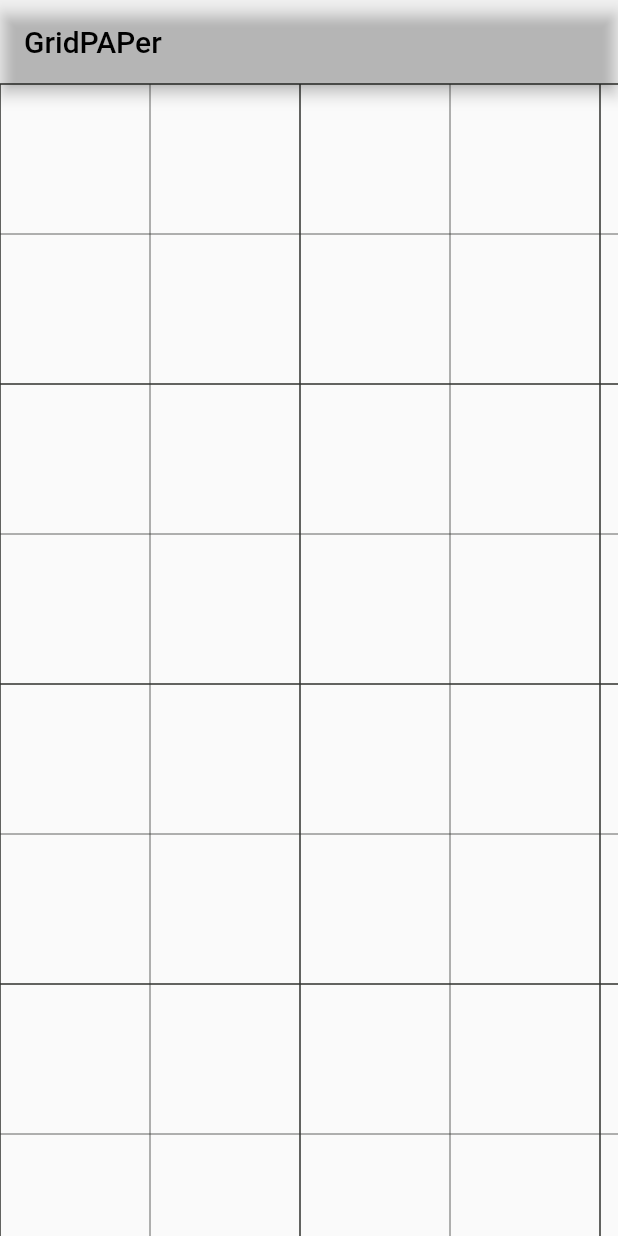
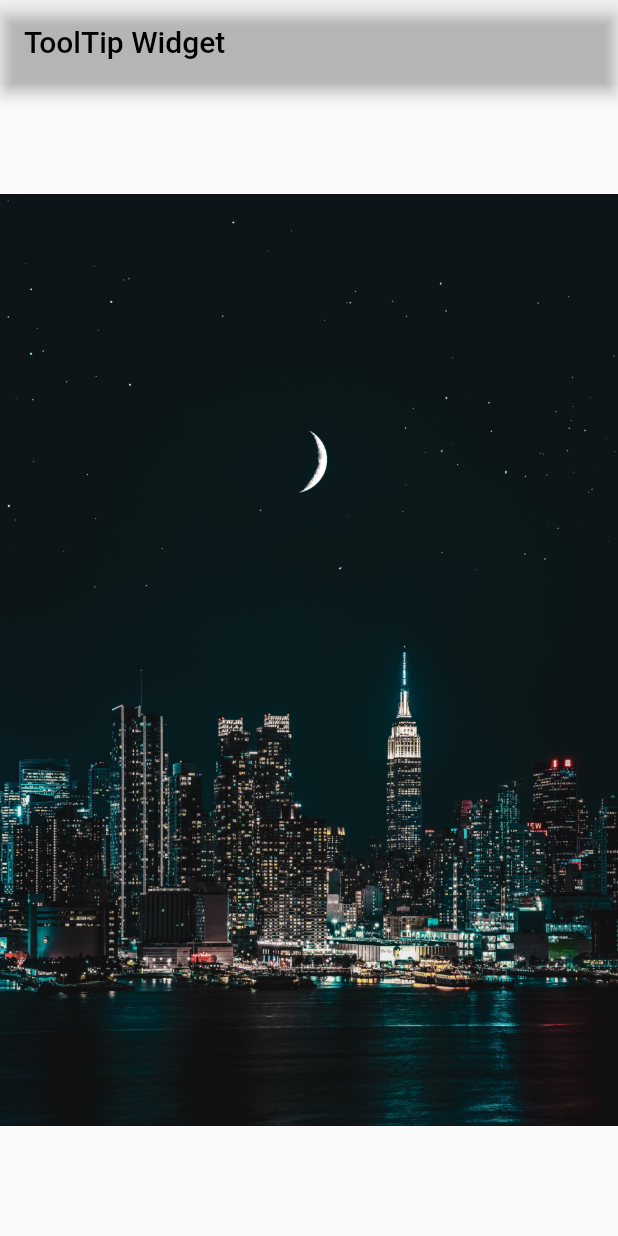
Before and after one commit to Darwin-willware/firstapp, a Flutter app: the screen it shows after launch, on a phone screen of 412 x 824 dp. Run offline on Flutter 3.47's test engine with Material 2 defaults, Android fonts, the phone set to English and light mode, and no system bars; our stand-ins replace chewie, file_picker, image_picker, permission_handler, video_player; missing offline and left inert: appinio_video_player.

Commit message:
ToollTip Widget

```diff
--- a/lib/flutt_learner/tutor.dart
+++ b/lib/flutt_learner/tutor.dart
@@ -23,19 +23,15 @@ class _learnToBuildState extends State<learnToBuild> {
       //this widget will wait for data before displaying something on view
       //Futurebuilder is used to build the view dynamically depends upon the data that we get asynchronously
       appBar: AppBar(
-        title: const Text("GridPAPer",
+        title: const Text("ToolTip Widget",
         style: TextStyle(color: Colors.black),
         ),
         backgroundColor: Colors.transparent,
       ),
-      body: const SizedBox(
-        height: double.infinity,
-        width: double.infinity,
-        child: GridPaper(
-          color: Color.fromARGB(255, 47, 48, 45),
-          divisions: 1,
-          interval: 200,
-          subdivisions: 2,
+      body: Center(
+        child: Tooltip(
+          message: "Message from NoWhere to EveryWhere",
+          child: Image.asset('assets/images/fourimg.jpg'),
         ),
       )
     );
```
